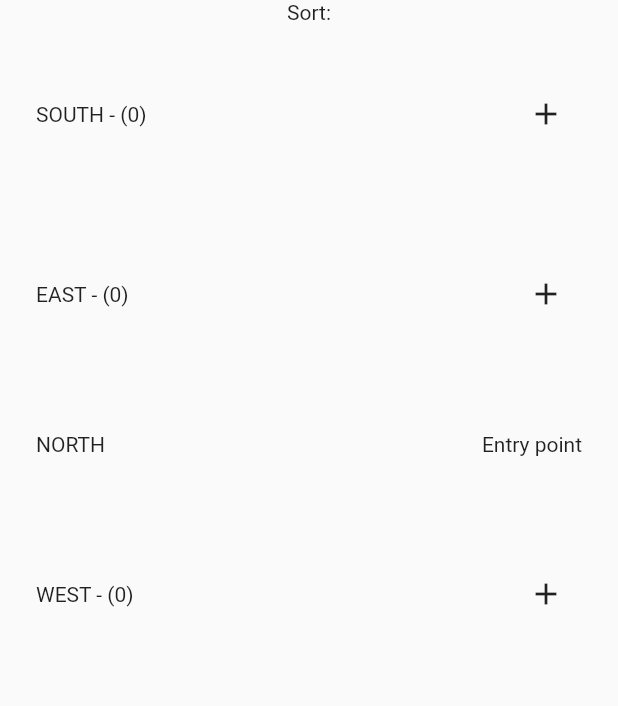
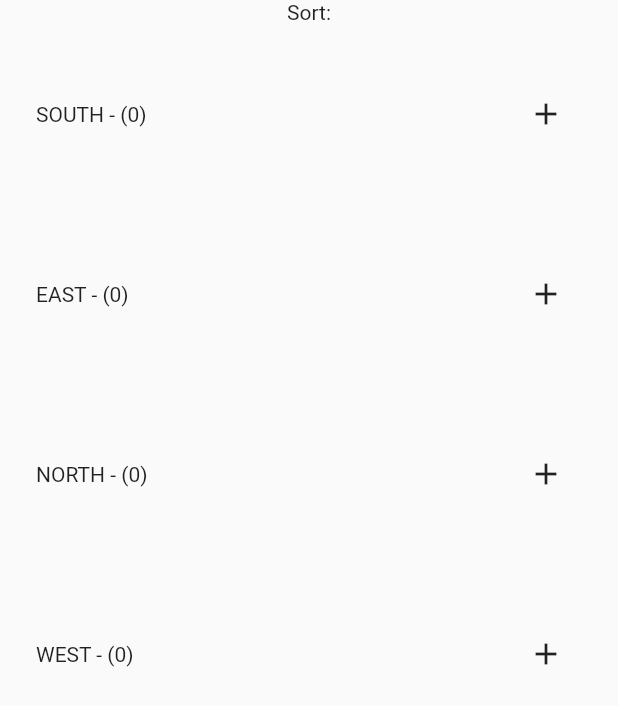
Before and after one commit to Flutter-Buddies/flutter_factory, a Flutter app: the SorterOptionsWidget widget shown alone on an empty page, opened directly with empty values, on a phone screen of 412 x 824 dp. Shown: the top 706 px of the screen. Run offline on Flutter 3.47's test engine with Material 2 defaults, Android fonts, the phone set to English and light mode, and no system bars; our stand-ins replace rxdart; missing offline and left inert: objectdb.

Commit message:
Update rollers

```diff
--- a/lib/game/equipment/free_roller.dart
+++ b/lib/game/equipment/free_roller.dart
@@ -29,10 +29,10 @@ class FreeRoller extends FactoryEquipment{
     canvas.translate(offset.dx, offset.dy);
     double _size = size * 0.8;
 
-    drawSplitter(Direction.south, canvas, size, progress, entry: true);
-    drawSplitter(Direction.north, canvas, size, progress, entry: true);
-    drawSplitter(Direction.east, canvas, size, progress, entry: true);
-    drawSplitter(Direction.west, canvas, size, progress, entry: true);
+    drawRoller(Direction.north, canvas, size, progress);
+    drawRoller(Direction.west, canvas, size, progress);
+    drawRoller(Direction.east, canvas, size, progress);
+    drawRoller(Direction.south, canvas, size, progress);
 
     canvas.drawRect(Rect.fromPoints(Offset(_size * 0.4, _size * 0.4), Offset(-_size * 0.4, -_size * 0.4)), Paint()..color = Colors.grey.shade600);
 
--- a/lib/game/equipment/sorter.dart
+++ b/lib/game/equipment/sorter.dart
@@ -37,9 +37,9 @@ class Sorter extends FactoryEquipment{
   void drawTrack(Offset offset, Canvas canvas, double size, double progress) {
     canvas.save();
     canvas.translate(offset.dx, offset.dy);
-//    drawSplitter(Direction.values[(direction.index - 2) % Direction.values.length], canvas, size, progress, entry: true);
-    drawSplitter(direction, canvas, size, progress);
-    directions.values.forEach((Direction d) => drawSplitter(d, canvas, size, progress));
+    drawRoller(Direction.values[(direction.index - 2) % Direction.values.length], canvas, size, progress);
+    drawRoller(direction, canvas, size, progress);
+    directions.values.forEach((Direction d) => drawRoller(d, canvas, size, progress));
 
     canvas.restore();
   }
--- a/lib/ui/widgets/info_widgets/sorter_options.dart
+++ b/lib/ui/widgets/info_widgets/sorter_options.dart
@@ -19,20 +19,7 @@ class SorterOptionsWidget extends StatelessWidget {
           Text('Sort:'),
           Column(
             children: Direction.values.map((Direction d){
-              if(d == Direction.values[(sorter.direction.index + 2) % Direction.values.length]){
-                return Container(
-                  height: 80.0,
-                  child: Row(
-                    mainAxisAlignment: MainAxisAlignment.spaceBetween,
-                    children: <Widget>[
-                      Text('${d.toString().replaceAll('Direction.', '').toUpperCase()}'),
-                      Text('Entry point')
-                    ],
-                  ),
-                );
-              }
-
-              List<FactoryRecipeMaterialType> _filteredForDirection = sorter.directions.keys.where((FactoryRecipeMaterialType fmt) => sorter.directions[fmt] == d).toList();
+              final List<FactoryRecipeMaterialType> _filteredForDirection = sorter.directions.keys.where((FactoryRecipeMaterialType fmt) => sorter.directions[fmt] == d).toList();
 
               return Container(
                 height: 120.0,
```
Also changed, not shown: lib/game/model/factory_equipment.dart (+45 -0 lines).
